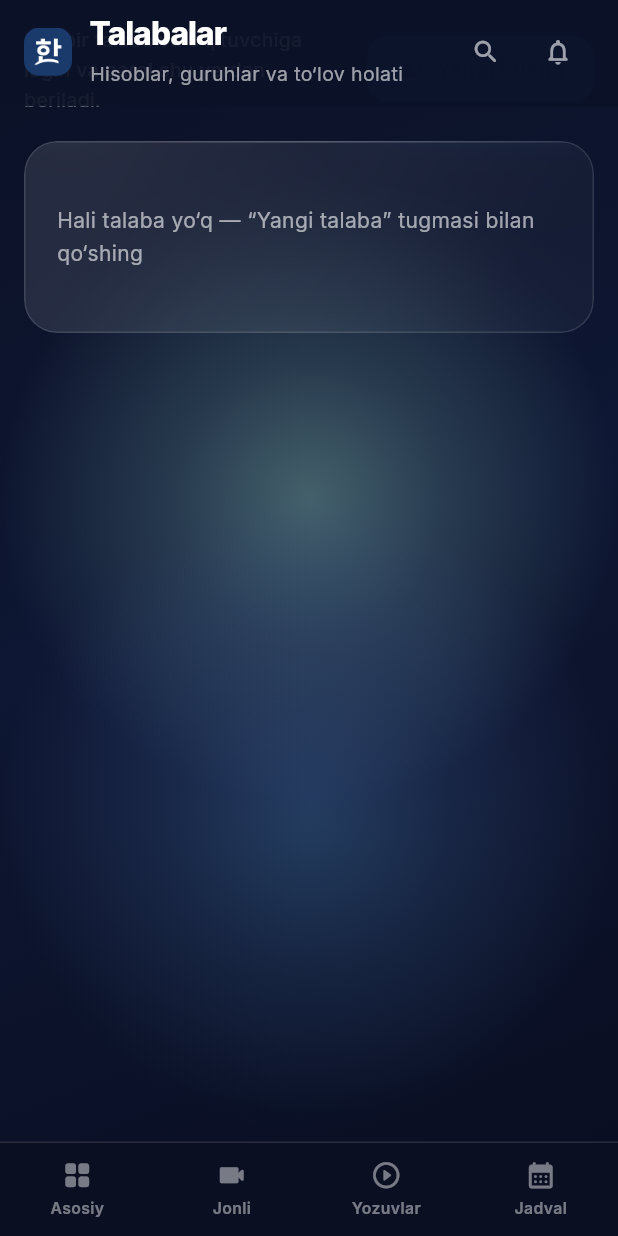
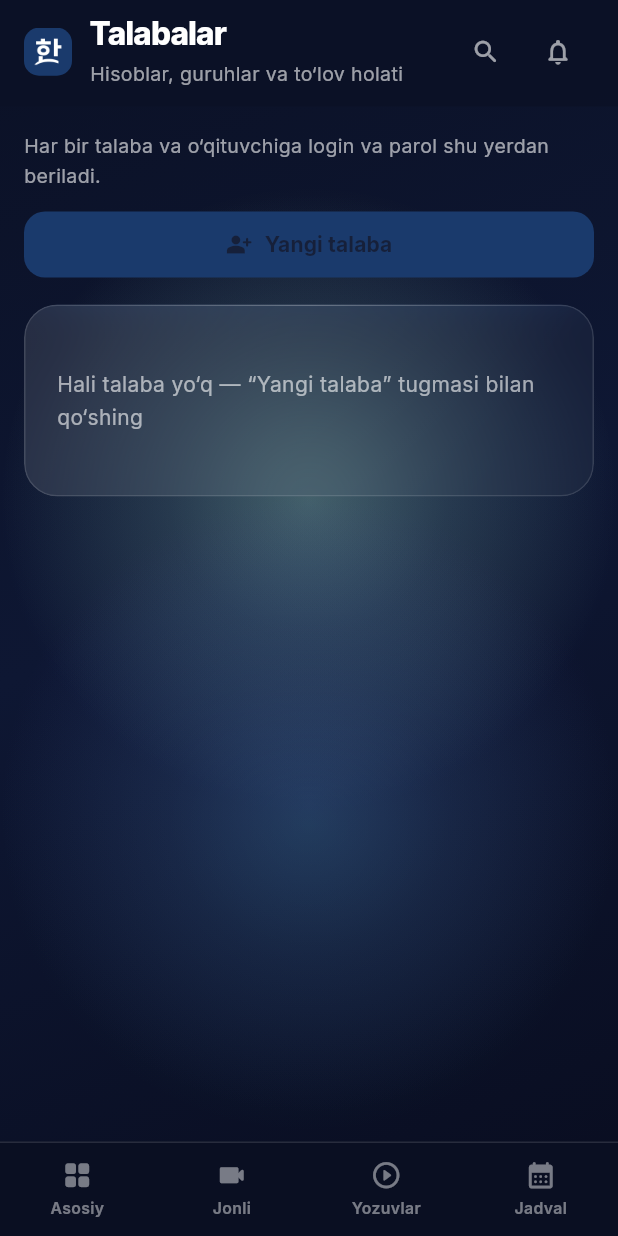
Before and after one commit to asrbekshokirovich-bot/hanguk-_cademy, a Flutter app: the AdminStudentsScreen screen opened by its route, on a phone screen of 412 x 824 dp. Run offline on Flutter 3.47's test engine with Material 3 defaults, Android fonts, the phone set to English and light mode, and no system bars; our stand-ins replace flutter_riverpod, go_router, supabase_flutter; missing offline and left inert: window_manager; accounts and stored records are empty; network calls fail.

```diff
--- a/lib/design_system/widgets/app_shell.dart
+++ b/lib/design_system/widgets/app_shell.dart
@@ -60,32 +60,44 @@ class AppShell extends ConsumerWidget {
         layout.contentHorizontalPadding,
         layout.contentTopPadding,
         layout.contentHorizontalPadding,
-        36,
+        // The body extends behind the bottom bar (extendBody), so the last
+        // row of every list would come to rest underneath it. 62 is the bar,
+        // the view padding is the phone's home indicator.
+        layout.isCompact
+            ? 36 + 62 + MediaQuery.viewPaddingOf(context).bottom
+            : 36,
       ),
       child: child,
     );
+
+    final scroller = scrollable
+        ? SingleChildScrollView(primary: true, child: content)
+        : content;
 
     return Scaffold(
       backgroundColor: HkColors.canvasBottom,
       extendBody: true,
       body: AmbientBackground(
-        child: Stack(
+        // A column on compact, not a stack. The header's height depends on
+        // the phone's notch and on whether the subtitle wraps to a second
+        // line, so any padding guessed for the content below it is wrong on
+        // some device — and wrong here meant the heading printed on top of
+        // the first paragraph. A column cannot be wrong: the header takes
+        // what it needs and the content starts after it.
+        child: layout.isCompact
+            ? Column(
                 children: [
-            Positioned.fill(
-              child: scrollable
-                  ? SingleChildScrollView(
-                      primary: true,
-                      child: content,
-                    )
-                  : content,
-            ),
-            if (layout.isCompact)
                   _CompactHeader(
                     title: title,
                     subtitle: subtitle,
                     unread: unread,
+                  ),
+                  Expanded(child: scroller),
+                ],
               )
-            else
+            : Stack(
+                children: [
+                  Positioned.fill(child: scroller),
                   ..._floatingChrome(
                     context,
                     layout,
@@ -173,13 +185,9 @@ class _CompactHeader extends StatelessWidget {
 
   @override
   Widget build(BuildContext context) {
-    // Sits above the scrolling content with an opaque backing, so titles stay
-    // legible as cards pass under them.
-    return Positioned(
-      top: 0,
-      left: 0,
-      right: 0,
-      child: Container(
+    // Opaque, and sized by its content. It is the first row of a column now,
+    // not an overlay, so it pushes the page down instead of covering it.
+    return ColoredBox(
       color: HkColors.canvasTop.withValues(alpha: 0.92),
       child: SafeArea(
           bottom: false,
@@ -236,7 +244,6 @@ class _CompactHeader extends StatelessWidget {
             ),
           ),
         ),
-      ),
     );
   }
 }
--- a/lib/design_system/widgets/command_dock.dart
+++ b/lib/design_system/widgets/command_dock.dart
@@ -131,10 +131,12 @@ class CompactNavBar extends StatelessWidget {
 
   @override
   Widget build(BuildContext context) {
-    // Four at most. A fifth tab at 390pt truncates every label to an
-    // ellipsis, and the staff roles are the ones with five — on a phone the
-    // last one is reachable from its screen rather than the bar.
-    final shown = destinations.take(4).toList();
+    // Four fit across a 390pt phone. Past that the bar scrolls sideways
+    // rather than dropping the overflow: an admin has six sections now, and
+    // the two that fell off the end — the timetable and payments — were
+    // simply unreachable on a phone. A tab you have to swipe to is worse
+    // than one you can see; a tab that does not exist is worse than both.
+    final scrolls = destinations.length > 4;
 
     return Container(
       decoration: const BoxDecoration(
@@ -145,10 +147,12 @@ class CompactNavBar extends StatelessWidget {
         top: false,
         child: SizedBox(
           height: 62,
-          child: Row(
+          child: _bar(
+            scrolls: scrolls,
             children: [
-              for (final d in shown)
-                Expanded(
+              for (final d in destinations)
+                _Tab(
+                  fixedWidth: scrolls,
                   child: InkWell(
                     onTap: () => onSelect(d),
                     child: Column(
@@ -196,6 +200,32 @@ class CompactNavBar extends StatelessWidget {
         ),
       ),
     );
+  }
+
+  /// A plain row when everything fits, a horizontally scrolling one when it
+  /// does not. Kept in one place so the tab itself does not have to know.
+  static Widget _bar({required bool scrolls, required List<Widget> children}) {
+    if (!scrolls) return Row(children: children);
+    return SingleChildScrollView(
+      scrollDirection: Axis.horizontal,
+      padding: const EdgeInsets.symmetric(horizontal: 4),
+      child: Row(children: children),
+    );
+  }
+}
+
+/// One tab. Shares the width evenly in a plain row; takes a fixed, thumb-sized
+/// width in a scrolling one, where "an equal share" has no meaning.
+class _Tab extends StatelessWidget {
+  const _Tab({required this.fixedWidth, required this.child});
+
+  final bool fixedWidth;
+  final Widget child;
+
+  @override
+  Widget build(BuildContext context) {
+    if (!fixedWidth) return Expanded(child: child);
+    return SizedBox(width: 84, child: child);
   }
 }
 
--- /dev/null
+++ b/lib/design_system/widgets/section_intro.dart
@@ -0,0 +1,50 @@
+import 'package:flutter/material.dart';
+
+import '../layout.dart';
+import '../tokens.dart';
+
+/// A line of explanation with the screen's main action beside it.
+///
+/// Side by side on a desktop, stacked on a phone with the button spanning the
+/// width. Written once because every admin screen has this pair, and every one
+/// of them squeezed the button into a sliver on a 390pt screen when it was a
+/// plain Row.
+///
+/// The action deliberately sits here rather than inside the screen's
+/// `AsyncSection`: an empty roster must not hide the only way to fill it.
+class HkSectionIntro extends StatelessWidget {
+  const HkSectionIntro({super.key, required this.text, this.action});
+
+  final String text;
+
+  /// Give it an intrinsic height of 44; it is stretched to full width on
+  /// compact and left at its natural width otherwise.
+  final Widget? action;
+
+  @override
+  Widget build(BuildContext context) {
+    final layout = HkLayout.of(context);
+    final label = Text(text, style: HkType.body.copyWith(fontSize: 13));
+
+    if (action == null) return label;
+
+    if (layout.isCompact) {
+      return Column(
+        crossAxisAlignment: CrossAxisAlignment.stretch,
+        children: [
+          label,
+          const SizedBox(height: 14),
+          SizedBox(height: 44, child: action),
+        ],
+      );
+    }
+
+    return Row(
+      children: [
+        Expanded(child: label),
+        const SizedBox(width: 16),
+        SizedBox(height: 44, child: action),
+      ],
+    );
+  }
+}
--- a/lib/features/staff/presentation/admin_students_screen.dart
+++ b/lib/features/staff/presentation/admin_students_screen.dart
@@ -10,6 +10,7 @@ import '../../../design_system/tokens.dart';
 import '../../../design_system/widgets/app_shell.dart';
 import '../../../design_system/widgets/data_table.dart';
 import '../../../design_system/widgets/glass.dart';
+import '../../../design_system/widgets/section_intro.dart';
 import '../../../design_system/widgets/states.dart';
 import '../../admin/data/admin_repository.dart';
 import '../../admin/presentation/create_user_dialog.dart';
@@ -47,19 +48,10 @@ class AdminStudentsScreen extends ConsumerWidget {
           // including this button — with "Hali talaba qo'shilmagan". The one
           // moment you certainly need to add a student is when there are
           // none.
-          Row(
-            children: [
-              Expanded(
-                child: Text(
-                  'Har bir talaba va o‘qituvchiga login va parol shu yerdan '
+          HkSectionIntro(
+            text: 'Har bir talaba va o‘qituvchiga login va parol shu yerdan '
                 'beriladi.',
-                  style: HkType.body.copyWith(fontSize: 13),
-                ),
-              ),
-              const SizedBox(width: 16),
-              SizedBox(
-                height: 44,
-                child: FilledButton.icon(
+            action: FilledButton.icon(
               onPressed: () => _createStudent(context, ref),
               style: FilledButton.styleFrom(
                 backgroundColor: HkColors.royalBlue,
@@ -77,8 +69,6 @@ class AdminStudentsScreen extends ConsumerWidget {
                 ),
               ),
             ),
-              ),
-            ],
           ),
           const SizedBox(height: HkSpace.gridGapWide),
           AsyncSection(
```
Also changed, not shown: lib/design_system/widgets/stat_card.dart (+18 -5 lines), lib/features/lessons/presentation/dashboard_screen.dart (+18 -5 lines), lib/features/staff/presentation/admin_groups_screen.dart (+4 -16 lines), lib/features/staff/presentation/admin_payments_screen.dart (+10 -3 lines), lib/features/staff/presentation/admin_teachers_screen.dart (+5 -5 lines), lib/features/staff/presentation/super_admin_screen.dart (+4 -16 lines), 6 other files. Lines whose indentation alone changed are shown as unchanged.
